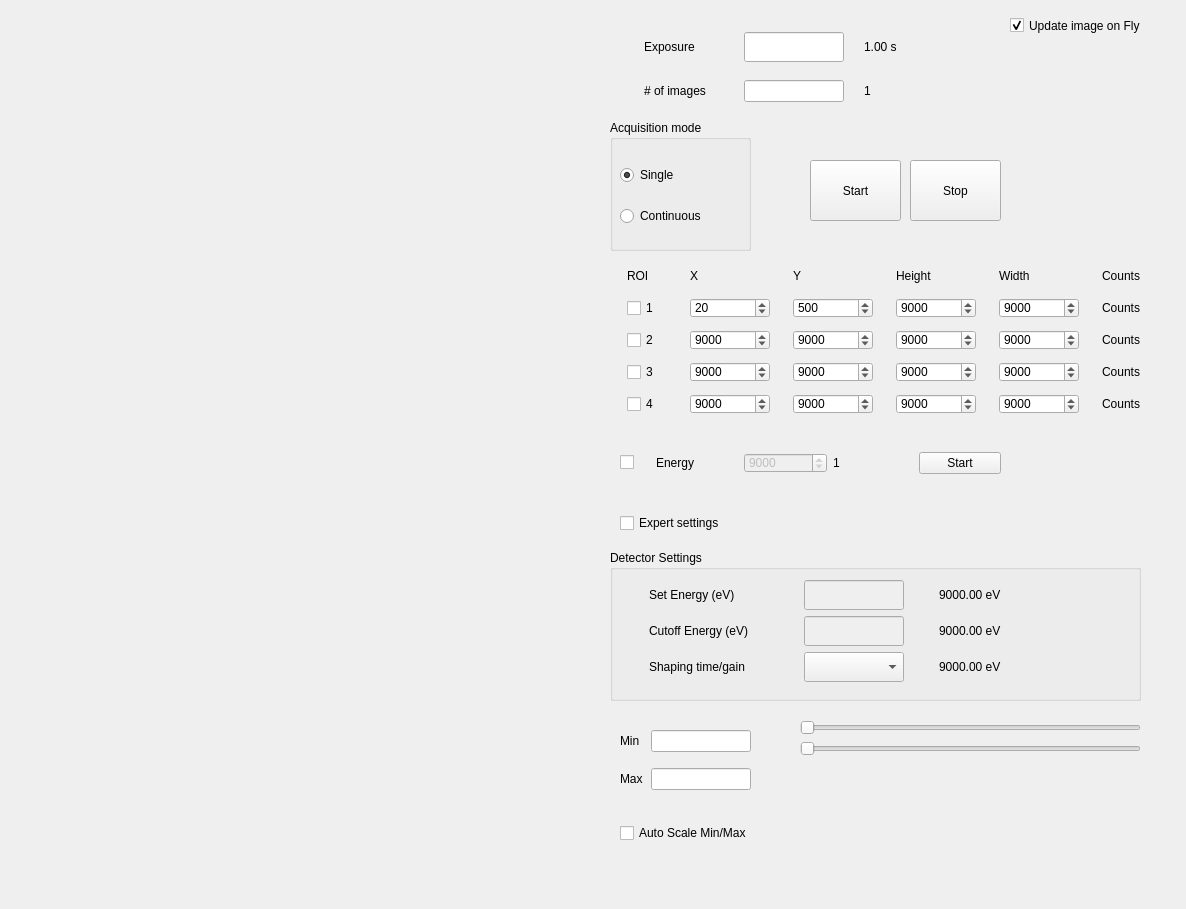
This is pilatus_tools/ui/ui_pilatus.ui in NSLS-II-ISS/xpilatus as Qt 5 draws it before an edit. The edited form follows.
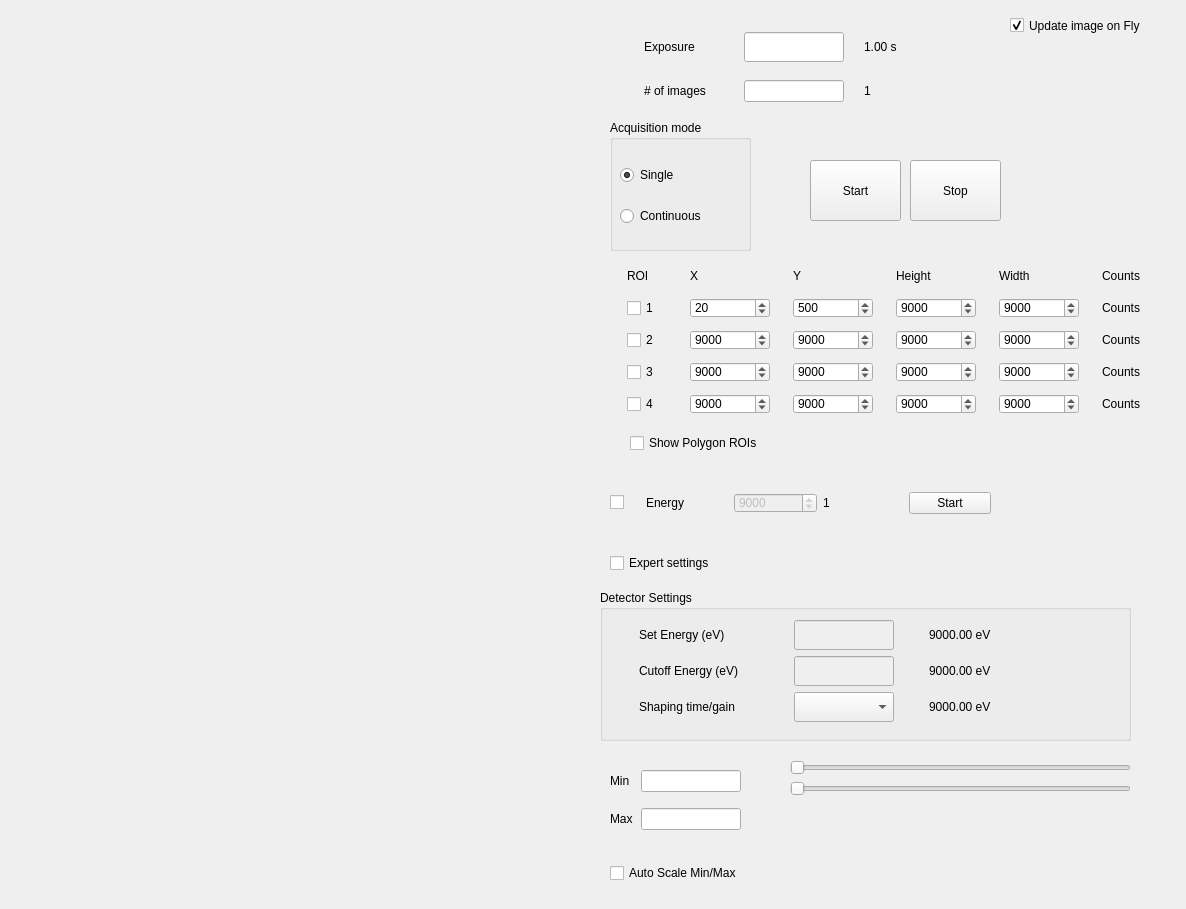
This is the edited form.

Commit message: added the ability to visualize and modify polygon ROIs for XES flying

Diff of the .ui file:
```diff
--- a/pilatus_tools/ui/ui_pilatus.ui
+++ b/pilatus_tools/ui/ui_pilatus.ui
@@ -185,8 +185,8 @@
   <widget class="QWidget" name="gridLayoutWidget_2">
    <property name="geometry">
     <rect>
-     <x>620</x>
-     <y>430</y>
+     <x>610</x>
+     <y>470</y>
      <width>381</width>
      <height>66</height>
     </rect>
@@ -730,8 +730,8 @@
   <widget class="QGroupBox" name="groupBox_2">
    <property name="geometry">
     <rect>
-     <x>610</x>
-     <y>550</y>
+     <x>600</x>
+     <y>590</y>
      <width>531</width>
      <height>151</height>
     </rect>
@@ -869,8 +869,8 @@
   <widget class="QCheckBox" name="checkBox_auto_scale">
    <property name="geometry">
     <rect>
-     <x>620</x>
-     <y>820</y>
+     <x>610</x>
+     <y>860</y>
      <width>171</width>
      <height>26</height>
     </rect>
@@ -882,8 +882,8 @@
   <widget class="QCheckBox" name="checkBox_detector_settings">
    <property name="geometry">
     <rect>
-     <x>620</x>
-     <y>510</y>
+     <x>610</x>
+     <y>550</y>
      <width>131</width>
      <height>26</height>
     </rect>
@@ -895,8 +895,8 @@
   <widget class="QWidget" name="gridLayoutWidget_5">
    <property name="geometry">
     <rect>
-     <x>620</x>
-     <y>720</y>
+     <x>610</x>
+     <y>760</y>
      <width>161</width>
      <height>80</height>
     </rect>
@@ -967,8 +967,8 @@
   <widget class="QWidget" name="verticalLayoutWidget_3">
    <property name="geometry">
     <rect>
-     <x>800</x>
-     <y>720</y>
+     <x>790</x>
+     <y>760</y>
      <width>341</width>
      <height>82</height>
     </rect>
@@ -1047,6 +1047,19 @@
     <set>Qt::AlignCenter</set>
    </property>
   </widget>
+  <widget class="QCheckBox" name="checkBox_show_polygon_rois">
+   <property name="geometry">
+    <rect>
+     <x>630</x>
+     <y>430</y>
+     <width>211</width>
+     <height>26</height>
+    </rect>
+   </property>
+   <property name="text">
+    <string>Show Polygon ROIs</string>
+   </property>
+  </widget>
  </widget>
  <resources/>
  <connections/>
```
The commit also changes 1 other file.
